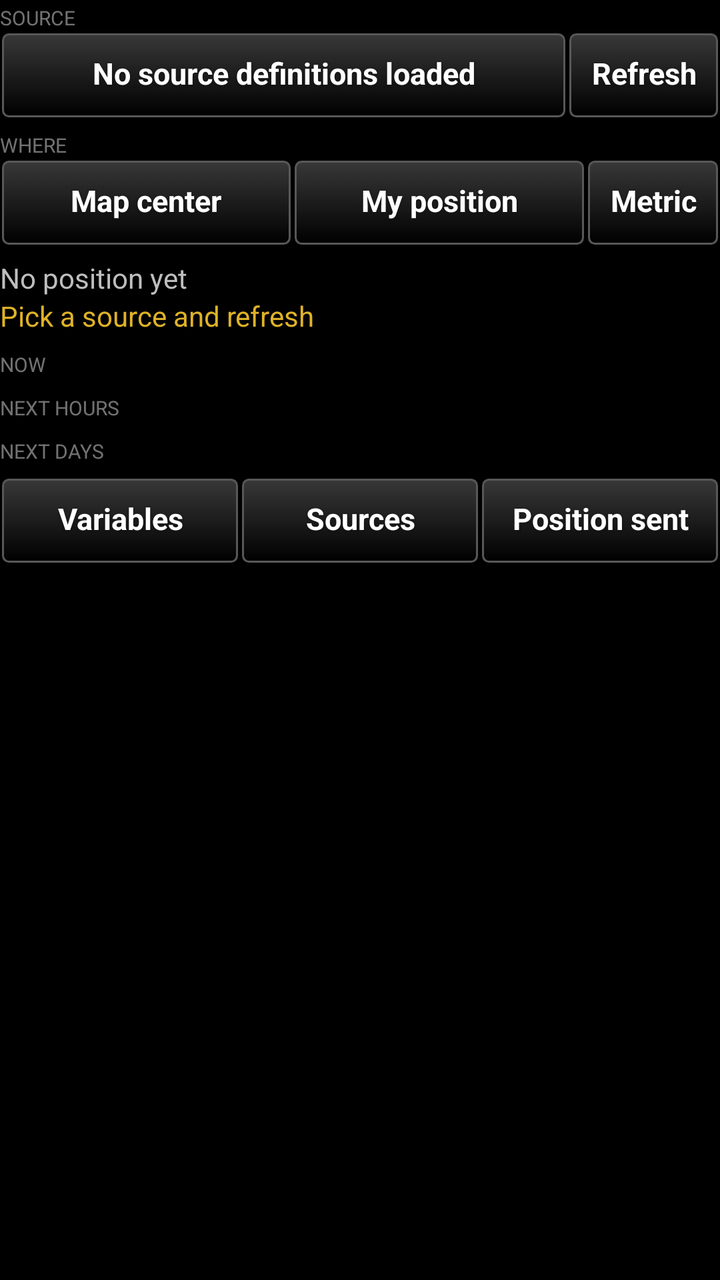
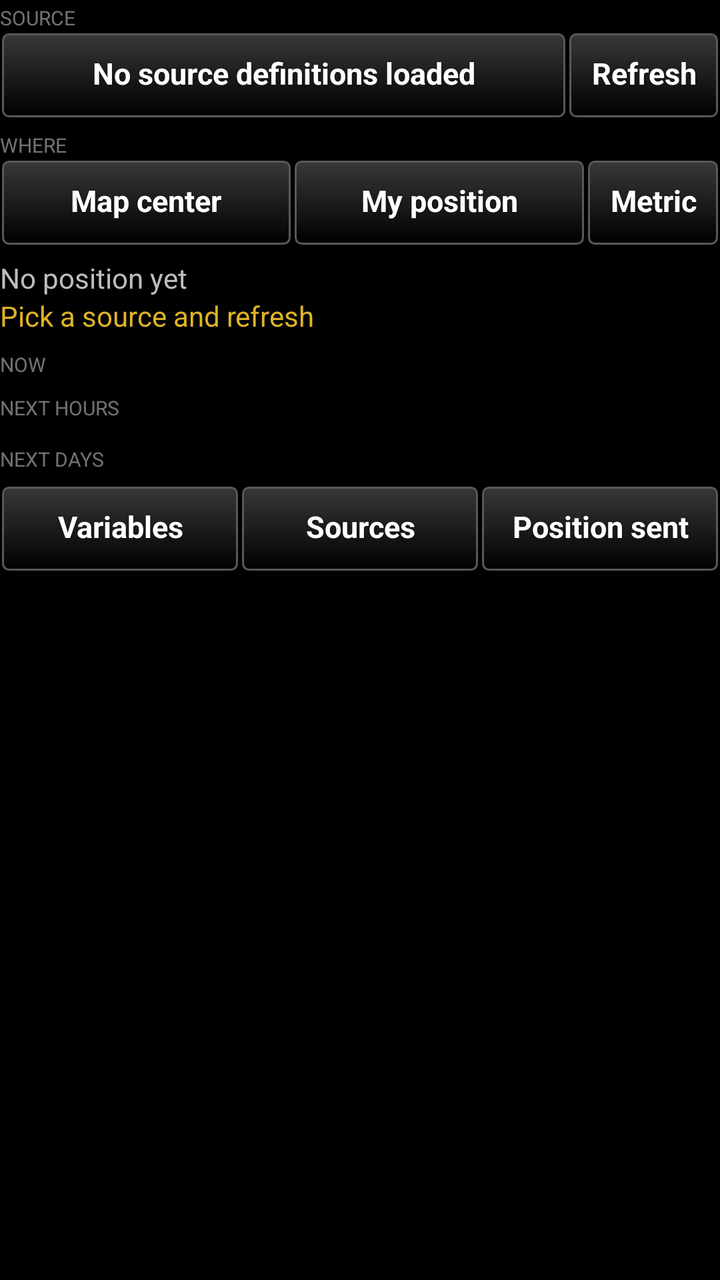

An Android layout rendered at two revisions. The XML below is the earlier revision; the diff shows what the commit changed to produce the second picture.
<!-- AndroidManifest.xml: application theme AppTheme -->
<!-- res/layout/main_layout.xml -->
<?xml version="1.0" encoding="utf-8"?>
<ScrollView xmlns:android="http://schemas.android.com/apk/res/android"
    android:layout_width="match_parent"
    android:layout_height="match_parent"
    android:fadeScrollbars="false"
    android:layout_marginLeft="3dp"
    android:layout_marginRight="3dp">

    <LinearLayout
        android:layout_width="match_parent"
        android:layout_height="wrap_content"
        android:orientation="vertical"
        android:paddingBottom="8dp">

        <TextView
            android:layout_width="match_parent"
            android:layout_height="wrap_content"
            android:text="@string/label_source"
            android:textSize="10sp"
            android:textAllCaps="true"
            android:paddingTop="2dp"
            android:alpha="0.6" />

        
        <LinearLayout
            android:layout_width="match_parent"
            android:layout_height="wrap_content"
            android:orientation="horizontal"
            android:gravity="center_vertical">

            <Button
                android:id="@+id/source_button"
                style="@style/TakwerxButton"
                android:layout_width="0dp"
                android:layout_height="wrap_content"
                android:layout_weight="1"
                android:text="@string/no_sources" />

            <Button
                android:id="@+id/refresh_button"
                style="@style/TakwerxButton"
                android:layout_width="wrap_content"
                android:layout_height="wrap_content"
                android:text="@string/refresh" />
        </LinearLayout>

        <TextView
            android:layout_width="match_parent"
            android:layout_height="wrap_content"
            android:text="@string/label_where"
            android:textSize="10sp"
            android:textAllCaps="true"
            android:paddingTop="6dp"
            android:alpha="0.6" />

        <LinearLayout
            android:layout_width="match_parent"
            android:layout_height="wrap_content"
            android:orientation="horizontal"
            android:gravity="center_vertical">

            <Button
                android:id="@+id/center_button"
                style="@style/TakwerxButton"
                android:layout_width="0dp"
                android:layout_weight="1"
                android:layout_height="wrap_content"
                android:text="@string/map_center" />

            <Button
                android:id="@+id/self_button"
                style="@style/TakwerxButton"
                android:layout_width="0dp"
                android:layout_weight="1"
                android:layout_height="wrap_content"
                android:text="@string/self_position" />

            <Button
                android:id="@+id/units_button"
                style="@style/TakwerxButton"
                android:layout_width="wrap_content"
                android:layout_height="wrap_content"
                android:text="@string/units_metric" />
        </LinearLayout>

        <TextView
            android:id="@+id/position_text"
            android:layout_width="match_parent"
            android:layout_height="wrap_content"
            android:textSize="@dimen/fontSize"
            android:layout_marginTop="@dimen/auto_margin"
            android:text="@string/no_position" />

        <TextView
            android:id="@+id/status_text"
            android:layout_width="match_parent"
            android:layout_height="wrap_content"
            android:textSize="@dimen/fontSize"
            android:textColor="@color/heading_yellow"
            android:text="@string/status_idle" />

        <TextView
            android:id="@+id/current_heading"
            android:layout_width="match_parent"
            android:layout_height="wrap_content"
            android:text="@string/heading_now"
            android:textSize="10sp"
            android:textAllCaps="true"
            android:paddingTop="8dp"
            android:alpha="0.6" />

        <LinearLayout
            android:id="@+id/current_container"
            android:layout_width="match_parent"
            android:layout_height="wrap_content"
            android:orientation="vertical" />

        <TextView
            android:id="@+id/series_heading"
            android:layout_width="match_parent"
            android:layout_height="wrap_content"
            android:text="@string/heading_hours"
            android:textSize="10sp"
            android:textAllCaps="true"
            android:paddingTop="8dp"
            android:alpha="0.6" />

        
        <LinearLayout
            android:id="@+id/series_strip"
            android:layout_width="match_parent"
            android:layout_height="wrap_content"
            android:orientation="horizontal">

            <LinearLayout
                android:id="@+id/series_legend"
                android:layout_width="wrap_content"
                android:layout_height="wrap_content"
                android:orientation="vertical" />

            <HorizontalScrollView
                android:layout_width="0dp"
                android:layout_height="wrap_content"
                android:layout_weight="1"
                android:fadeScrollbars="false"
                android:scrollbarSize="3dp">

                <LinearLayout
                    android:id="@+id/series_container"
                    android:layout_width="wrap_content"
                    android:layout_height="wrap_content"
                    android:orientation="horizontal" />
            </HorizontalScrollView>
        </LinearLayout>

        <TextView
            android:id="@+id/days_heading"
            android:layout_width="match_parent"
            android:layout_height="wrap_content"
            android:text="@string/heading_days"
            android:textSize="10sp"
            android:textAllCaps="true"
            android:paddingTop="8dp"
            android:alpha="0.6" />

        <LinearLayout
            android:id="@+id/days_strip"
            android:layout_width="match_parent"
            android:layout_height="wrap_content"
            android:orientation="horizontal">

            <LinearLayout
                android:id="@+id/days_legend"
                android:layout_width="wrap_content"
                android:layout_height="wrap_content"
                android:orientation="vertical" />

            <HorizontalScrollView
                android:layout_width="0dp"
                android:layout_height="wrap_content"
                android:layout_weight="1"
                android:fadeScrollbars="false"
                android:scrollbarSize="3dp">

                <LinearLayout
                    android:id="@+id/days_container"
                    android:layout_width="wrap_content"
                    android:layout_height="wrap_content"
                    android:orientation="horizontal" />
            </HorizontalScrollView>
        </LinearLayout>

        <LinearLayout
            android:layout_width="match_parent"
            android:layout_height="wrap_content"
            android:orientation="horizontal"
            android:layout_marginTop="@dimen/auto_margin">

            <Button
                android:id="@+id/variables_button"
                style="@style/TakwerxButton"
                android:layout_width="0dp"
                android:layout_weight="1"
                android:layout_height="wrap_content"
                android:text="@string/variables" />

            <Button
                android:id="@+id/sources_button"
                style="@style/TakwerxButton"
                android:layout_width="0dp"
                android:layout_weight="1"
                android:layout_height="wrap_content"
                android:text="@string/sources" />

            <Button
                android:id="@+id/privacy_button"
                style="@style/TakwerxButton"
                android:layout_width="0dp"
                android:layout_weight="1"
                android:layout_height="wrap_content"
                android:text="@string/privacy" />
        </LinearLayout>

        <TextView
            android:id="@+id/attribution_text"
            android:layout_width="match_parent"
            android:layout_height="wrap_content"
            android:textSize="11sp"
            android:layout_marginTop="@dimen/auto_margin"
            android:text="" />
    </LinearLayout>
</ScrollView>
<!-- resources referenced by this layout -->
<resources>
  <color name="heading_yellow">#dfb228</color>
  <dimen name="auto_margin">6dp</dimen>
  <dimen name="fontSize">14sp</dimen>
  <string name="heading_days">Next days</string>
  <string name="heading_hours">Next hours</string>
  <string name="heading_now">Now</string>
  <string name="label_source">Source</string>
  <string name="label_where">Where</string>
  <string name="map_center">Map center</string>
  <string name="no_position">No position yet</string>
  <string name="no_sources">No source definitions loaded</string>
  <string name="privacy">Position sent</string>
  <string name="refresh">Refresh</string>
  <string name="self_position">My position</string>
  <string name="sources">Sources</string>
  <string name="status_idle">Pick a source and refresh</string>
  <string name="units_metric">Metric</string>
  <string name="variables">Variables</string>
  <style name="TakwerxButton" parent="@style/darkButton">
          <item name="android:paddingLeft">12dp</item>
          <item name="android:paddingRight">12dp</item>
          <item name="android:paddingTop">6dp</item>
          <item name="android:paddingBottom">8dp</item>
          <item name="android:minHeight">44dp</item>
          <item name="android:minWidth">0dp</item>
          <item name="android:textSize">15sp</item>
          <item name="android:singleLine">true</item>
          <item name="android:ellipsize">end</item>
      </style>
  <style name="AppTheme" parent="@android:style/Theme.Holo">
          <item name="android:buttonStyle">@android:style/Widget.Button</item>
          <item name="android:imageButtonStyle">@android:style/Widget.Button</item>
          <item name="android:buttonStyleToggle">@android:style/Widget.Button</item>
          <item name="android:spinnerStyle">@style/ATAKSpinner</item>
          <item name="android:spinnerItemStyle">@style/ATAKSpinnerItem</item>
          <item name="android:editTextStyle">@style/ATAKEditText</item>
      </style>
  <style name="darkButton" parent="@android:style/Widget.Button">
          <item name="android:background">@drawable/btn_gray</item>
          <item name="android:shadowColor">@color/darker_gray</item>
          <item name="android:shadowDy">1</item>
          <item name="android:shadowRadius">2</item>
          <item name="android:textColor">@color/white</item>
          <item name="android:textStyle">bold</item>
          <item name="android:paddingTop">0dp</item>
          <item name="android:paddingBottom">3dp</item>
          <item name="android:textSize">@dimen/fontSize</item>
      </style>
  <style name="ATAKSpinner" parent="@android:style/Widget.Spinner">
          <item name="android:spinnerMode">dialog</item>
      </style>
  <style name="ATAKSpinnerItem">
          <item name="android:textColor">@android:color/white</item>
          <item name="android:dropDownVerticalOffset">0dip</item>
          <item name="android:dropDownHorizontalOffset">0dip</item>
          <item name="android:dropDownWidth">wrap_content</item>
          <item name="android:gravity">left|center_vertical</item>
      </style>
  <style name="ATAKEditText" parent="@android:style/Widget.EditText">
          
          
  
          
          <item name="android:imeOptions">flagNoFullscreen</item>
      </style>
  <color name="darker_gray">#121212</color>
  <color name="white">#ffffff</color>
  <!-- drawable new_dark_button_disabled (drawable) -->
  <?xml version="1.0" encoding="utf-8"?>
  <layer-list xmlns:android="http://schemas.android.com/apk/res/android">
      <item android:bottom="1dp" android:right="1dp" android:left="1dp" android:top="1dp">
          <shape android:shape="rectangle">
              <corners android:radius="3dp" />
              <stroke
                  android:width="1dp"
                  android:color="#484848" />
              <solid android:color="#484848" />
          </shape>
      </item>
  </layer-list>
  <!-- unchanged entries left out for length: 3 -->
</resources>

<!-- the commit's change to res/layout/main_layout.xml (unified diff, before → after) -->
@@ -126,32 +126,31 @@
             android:alpha="0.6" />
 
         
-        <LinearLayout
-            android:id="@+id/series_strip"
-            android:layout_width="match_parent"
-            android:layout_height="wrap_content"
-            android:orientation="horizontal">
+        <HorizontalScrollView
+            android:id="@+id/trend_scroll"
+            android:layout_width="match_parent"
+            android:layout_height="wrap_content"
+            android:scrollbars="none">
 
             <LinearLayout
-                android:id="@+id/series_legend"
-                android:layout_width="wrap_content"
-                android:layout_height="wrap_content"
-                android:orientation="vertical" />
-
-            <HorizontalScrollView
-                android:layout_width="0dp"
-                android:layout_height="wrap_content"
-                android:layout_weight="1"
-                android:fadeScrollbars="false"
-                android:scrollbarSize="3dp">
-
-                <LinearLayout
-                    android:id="@+id/series_container"
-                    android:layout_width="wrap_content"
-                    android:layout_height="wrap_content"
-                    android:orientation="horizontal" />
-            </HorizontalScrollView>
-        </LinearLayout>
+                android:id="@+id/trend_host"
+                android:layout_width="wrap_content"
+                android:layout_height="wrap_content"
+                android:orientation="horizontal" />
+        </HorizontalScrollView>
+
+        <HorizontalScrollView
+            android:layout_width="match_parent"
+            android:layout_height="wrap_content"
+            android:scrollbars="none"
+            android:layout_marginTop="4dp">
+
+            <LinearLayout
+                android:id="@+id/trend_chips"
+                android:layout_width="wrap_content"
+                android:layout_height="wrap_content"
+                android:orientation="horizontal" />
+        </HorizontalScrollView>
 
         <TextView
             android:id="@+id/days_heading"
